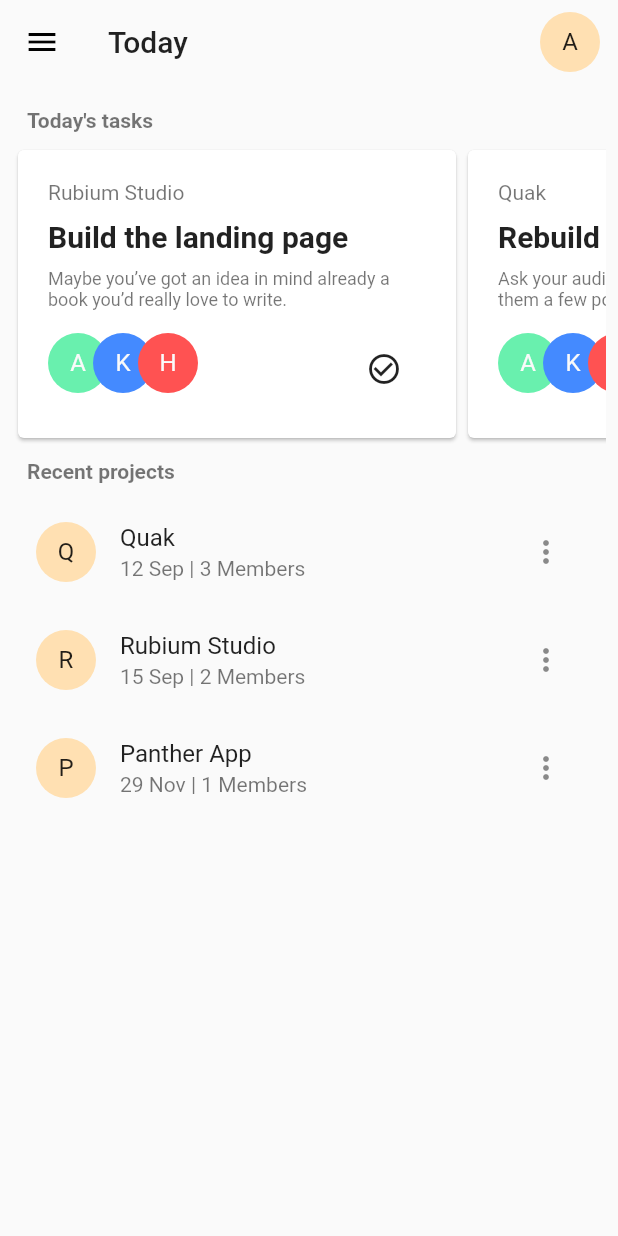
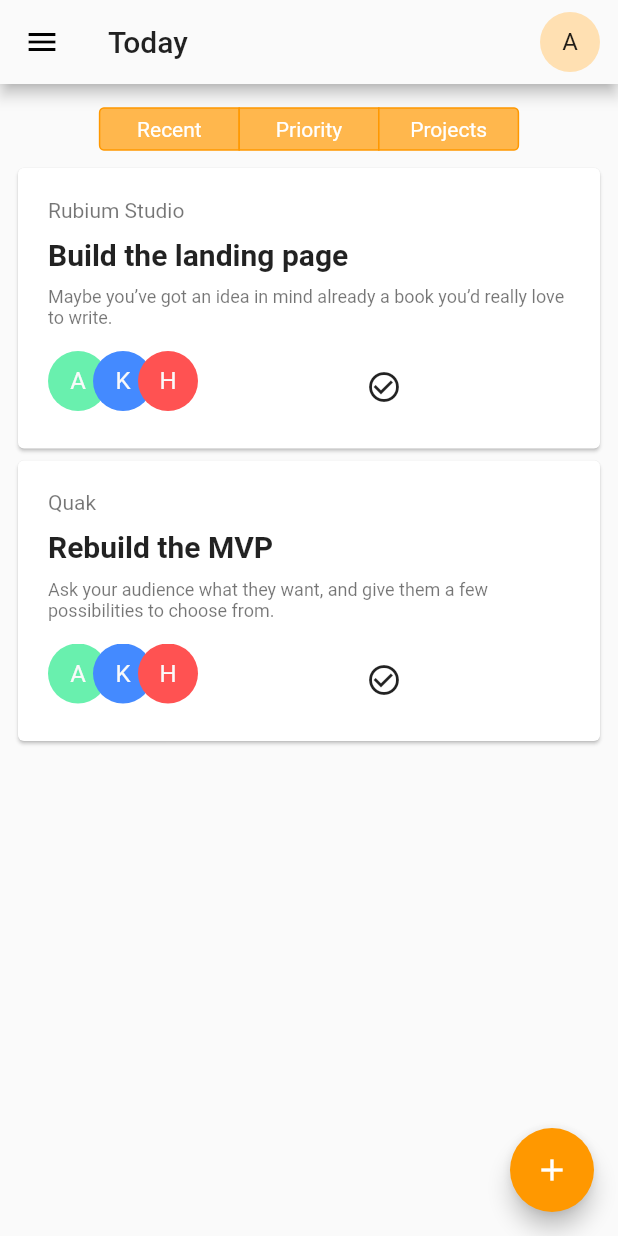
Before and after one commit to amirhesham65/Panther-App, a Flutter app: the screen it shows after launch, on a phone screen of 412 x 824 dp. Run offline on Flutter 3.47's test engine with Material 2 defaults, Android fonts, the phone set to English and light mode, and no system bars.

Commit message:
Updated the HomeView layout

```diff
--- a/lib/views/HomeView.dart
+++ b/lib/views/HomeView.dart
@@ -8,10 +8,16 @@ class HomeView extends StatelessWidget {
   @override
   Widget build(BuildContext context) {
     return Scaffold(
+        floatingActionButton: FloatingActionButton(
+          onPressed: () {},
+          child: Icon(
+            Icons.add,
+            color: Colors.white,
+          ),
+        ),
         appBar: AppBar(
           title: Text('Today'),
           backgroundColor: Theme.of(context).canvasColor,
-          elevation: 0.0,
           actions: <Widget>[
             Padding(
               padding: const EdgeInsets.fromLTRB(0.0, 0.0, 12.0, 0.0),
@@ -30,19 +36,24 @@ class HomeView extends StatelessWidget {
               Padding(
                 padding:
                     const EdgeInsets.symmetric(horizontal: 10.0, vertical: 8.0),
-                child: Text(
-                  'Today\'s tasks',
-                  style: TextStyle(
-                    color: Theme.of(context).primaryTextTheme.caption.color,
-                    fontWeight: FontWeight.bold,
+                child: Center(
+                  child: CupertinoSegmentedControl(
+                    unselectedColor: Colors.orange[300],
+                    pressedColor: Colors.orange,
+                    selectedColor: Colors.white,
+                    onValueChanged: (value) {},
+                    children: <Key, Widget>{
+                      UniqueKey(): Padding(padding: EdgeInsets.symmetric(vertical: 5.0, horizontal: 25.0), child: Text("Recent"),),
+                      UniqueKey(): Padding(padding: EdgeInsets.all(3.0), child: Text("Priority"),),
+                      UniqueKey(): Padding(padding: EdgeInsets.all(3.0), child: Text("Projects"),),
+                    },
                   ),
                 ),
               ),
               // Listing all today's tasks
-              Container(
-                height: 200.0,
+              Expanded(
                 child: ListView(
-                  scrollDirection: Axis.horizontal,
+                  scrollDirection: Axis.vertical,
                   children: <Widget>[
                     TaskCard(
                       projectName: 'Rubium Studio',
@@ -59,55 +70,6 @@ class HomeView extends StatelessWidget {
                   ],
                 ),
               ),
-              Padding(
-                padding: const EdgeInsets.symmetric(
-                    horizontal: 10.0, vertical: 10.0),
-                child: Text(
-                  'Recent projects',
-                  style: TextStyle(
-                      color: Theme.of(context).primaryTextTheme.caption.color,
-                      fontWeight: FontWeight.bold),
-                ),
-              ),
-              Expanded(
-                child: ListView(
-                  children: <Widget>[
-                    ListTile(
-                      leading: CircleAvatar(
-                        child: Text('Q'),
-                      ),
-                      title: Text('Quak'),
-                      subtitle: Text('12 Sep | 3 Members'),
-                      trailing: IconButton(
-                        onPressed: () {},
-                        icon: Icon(Icons.more_vert),
-                      ),
-                    ),
-                    ListTile(
-                      leading: CircleAvatar(
-                        child: Text('R'),
-                      ),
-                      title: Text('Rubium Studio'),
-                      subtitle: Text('15 Sep | 2 Members'),
-                      trailing: IconButton(
-                        onPressed: () {},
-                        icon: Icon(Icons.more_vert),
-                      ),
-                    ),
-                    ListTile(
-                      leading: CircleAvatar(
-                        child: Text('P'),
-                      ),
-                      title: Text('Panther App'),
-                      subtitle: Text('29 Nov | 1 Members'),
-                      trailing: IconButton(
-                        onPressed: () {},
-                        icon: Icon(Icons.more_vert),
-                      ),
-                    ),
-                  ],
-                ),
-              )
             ],
           ),
         ));
```
